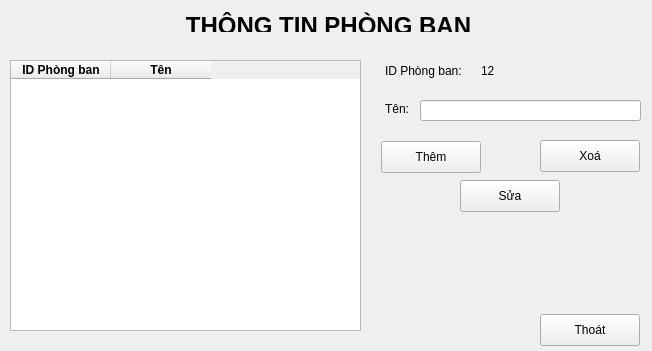
tbh10191001/QL_NhanVien, file Department.ui: the form before one commit.
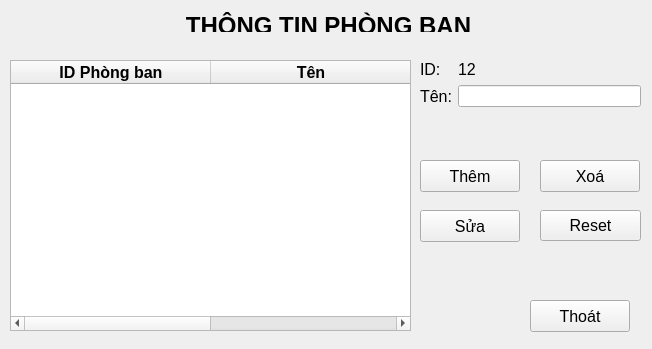
The form after the commit.

```diff
--- a/Department.ui
+++ b/Department.ui
@@ -7,35 +7,27 @@
     <x>0</x>
     <y>0</y>
     <width>652</width>
-    <height>351</height>
+    <height>349</height>
    </rect>
   </property>
   <property name="windowTitle">
    <string>MainWindow</string>
   </property>
   <widget class="QWidget" name="centralwidget">
-   <widget class="QLabel" name="labelIdrole">
+   <widget class="QPushButton" name="btnEditDep">
     <property name="geometry">
      <rect>
-      <x>481</x>
-      <y>63</y>
-      <width>58</width>
-      <height>16</height>
-     </rect>
-    </property>
-    <property name="text">
-     <string>12</string>
-    </property>
-   </widget>
-   <widget class="QPushButton" name="pushButton_3">
-    <property name="geometry">
-     <rect>
-      <x>460</x>
-      <y>180</y>
+      <x>420</x>
+      <y>210</y>
       <width>100</width>
       <height>32</height>
      </rect>
     </property>
+    <property name="font">
+     <font>
+      <pointsize>12</pointsize>
+     </font>
+    </property>
     <property name="text">
      <string>Sửa</string>
     </property>
@@ -43,12 +35,17 @@
    <widget class="QPushButton" name="pushButton">
     <property name="geometry">
      <rect>
-      <x>381</x>
-      <y>141</y>
+      <x>420</x>
+      <y>160</y>
       <width>100</width>
       <height>32</height>
      </rect>
     </property>
+    <property name="font">
+     <font>
+      <pointsize>12</pointsize>
+     </font>
+    </property>
     <property name="text">
      <string>Thêm</string>
     </property>
@@ -57,37 +54,34 @@
     <property name="geometry">
      <rect>
       <x>540</x>
-      <y>140</y>
+      <y>160</y>
       <width>100</width>
       <height>32</height>
      </rect>
     </property>
+    <property name="font">
+     <font>
+      <pointsize>12</pointsize>
+     </font>
+    </property>
     <property name="text">
      <string>Xoá</string>
     </property>
    </widget>
-   <widget class="QLabel" name="label_3">
+   <widget class="QPushButton" name="btnExitDep">
     <property name="geometry">
      <rect>
-      <x>385</x>
-      <y>101</y>
-      <width>31</width>
-      <height>16</height>
-     </rect>
-    </property>
-    <property name="text">
-     <string>Tên:</string>
-    </property>
-   </widget>
-   <widget class="QPushButton" name="pushButton_4">
-    <property name="geometry">
-     <rect>
-      <x>540</x>
-      <y>314</y>
+      <x>530</x>
+      <y>300</y>
       <width>100</width>
       <height>32</height>
      </rect>
     </property>
+    <property name="font">
+     <font>
+      <pointsize>12</pointsize>
+     </font>
+    </property>
     <property name="text">
      <string>Thoát</string>
     </property>
@@ -105,47 +99,32 @@
      <string>&lt;html&gt;&lt;head/&gt;&lt;body&gt;&lt;p align=&quot;center&quot;&gt;&lt;span style=&quot; font-size:18pt; font-weight:700;&quot;&gt;THÔNG TIN PHÒNG BAN&lt;/span&gt;&lt;/p&gt;&lt;/body&gt;&lt;/html&gt;</string>
     </property>
    </widget>
-   <widget class="QLabel" name="label_4">
-    <property name="geometry">
-     <rect>
-      <x>385</x>
-      <y>63</y>
-      <width>91</width>
-      <height>16</height>
-     </rect>
-    </property>
-    <property name="text">
-     <string>ID Phòng ban:</string>
-    </property>
-   </widget>
-   <widget class="QLineEdit" name="lineEdit">
-    <property name="geometry">
-     <rect>
-      <x>420</x>
-      <y>100</y>
-      <width>221</width>
-      <height>21</height>
-     </rect>
-    </property>
-   </widget>
-   <widget class="QTableWidget" name="tableWidget">
+   <widget class="QTableWidget" name="tableDep">
     <property name="geometry">
      <rect>
       <x>10</x>
       <y>60</y>
-      <width>351</width>
+      <width>401</width>
       <height>271</height>
      </rect>
     </property>
+    <attribute name="horizontalHeaderDefaultSectionSize">
+     <number>200</number>
+    </attribute>
     <column>
      <property name="text">
       <string>ID Phòng ban</string>
      </property>
      <property name="font">
       <font>
+       <pointsize>12</pointsize>
+       <weight>75</weight>
        <bold>true</bold>
       </font>
      </property>
+     <property name="textAlignment">
+      <set>AlignCenter</set>
+     </property>
     </column>
     <column>
      <property name="text">
@@ -153,11 +132,85 @@
      </property>
      <property name="font">
       <font>
+       <pointsize>12</pointsize>
+       <weight>75</weight>
        <bold>true</bold>
       </font>
      </property>
+     <property name="textAlignment">
+      <set>AlignCenter</set>
+     </property>
     </column>
    </widget>
+   <widget class="QWidget" name="formLayoutWidget">
+    <property name="geometry">
+     <rect>
+      <x>420</x>
+      <y>60</y>
+      <width>221</width>
+      <height>80</height>
+     </rect>
+    </property>
+    <layout class="QFormLayout" name="formLayout">
+     <item row="0" column="0">
+      <widget class="QLabel" name="label_4">
+       <property name="font">
+        <font>
+         <pointsize>12</pointsize>
+        </font>
+       </property>
+       <property name="text">
+        <string>ID:</string>
+       </property>
+      </widget>
+     </item>
+     <item row="1" column="0">
+      <widget class="QLabel" name="label_3">
+       <property name="font">
+        <font>
+         <pointsize>12</pointsize>
+        </font>
+       </property>
+       <property name="text">
+        <string>Tên:</string>
+       </property>
+      </widget>
+     </item>
+     <item row="1" column="1">
+      <widget class="QLineEdit" name="inputDep"/>
+     </item>
+     <item row="0" column="1">
+      <widget class="QLabel" name="idDep">
+       <property name="font">
+        <font>
+         <pointsize>12</pointsize>
+        </font>
+       </property>
+       <property name="text">
+        <string>12</string>
+       </property>
+      </widget>
+     </item>
+    </layout>
+   </widget>
+   <widget class="QPushButton" name="btnResetDep">
+    <property name="geometry">
+     <rect>
+      <x>540</x>
+      <y>210</y>
+      <width>101</width>
+      <height>31</height>
+     </rect>
+    </property>
+    <property name="font">
+     <font>
+      <pointsize>12</pointsize>
+     </font>
+    </property>
+    <property name="text">
+     <string>Reset</string>
+    </property>
+   </widget>
   </widget>
  </widget>
  <resources/>
```
Left out of the diff: 4 changed lines with no effect on the pictures.
